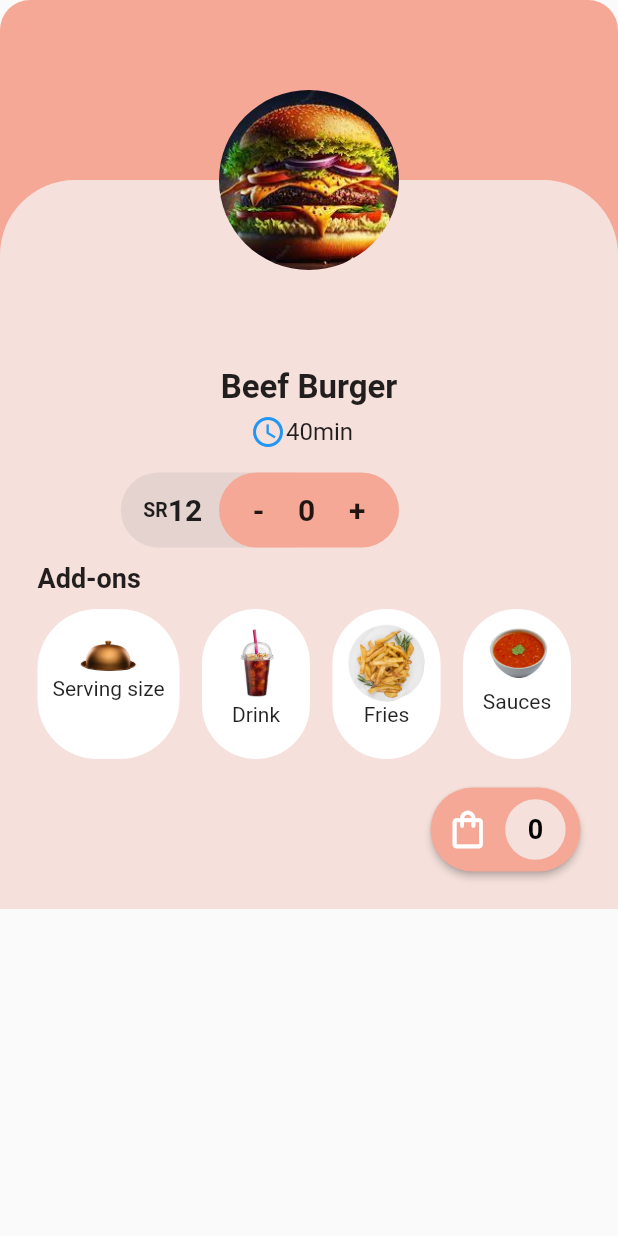
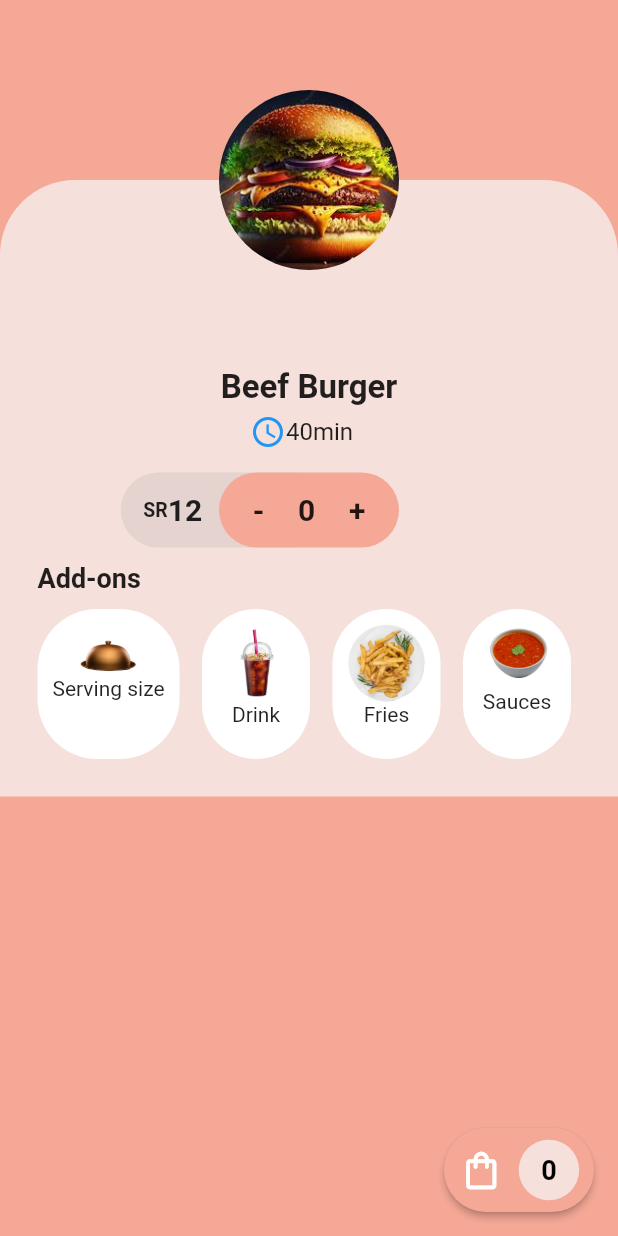
Before and after one commit to ED209Repo/AnyPick, a Flutter app: the FoodDetailPage screen opened directly with sample values from the repository, on a phone screen of 412 x 824 dp. Run offline on Flutter 3.47's test engine with Material 2 defaults, Android fonts, the phone set to English and light mode, and no system bars; our stand-ins replace card_swiper, cool_alert, country_picker, flutter_card_swiper, fluttertoast, google_fonts and 5 more; missing offline and left inert: fast_color_picker, flutterme_credit_card; accounts and stored records are empty; generated files the repository leaves out were written again.

Commit message:
Update
Menuscreen-profilescreen-productscreen

```diff
--- a/lib/Card_Swiper.dart
+++ b/lib/Card_Swiper.dart
@@ -247,7 +247,7 @@ class _ExampleCardState extends State<ExampleCard> {
                                 context: context,
                                 builder: (BuildContext context) {
                                   return Container(
-                                    height: MediaQuery.of(context).size.height * 0.9,
+                                    height: MediaQuery.of(context).size.height * 0.7,
                                     width: double.infinity,
                                     child: FoodDetailPage(food: Food.generateRecommendFoods()[0]),
                                   );
--- a/lib/ProductPage.dart
+++ b/lib/ProductPage.dart
@@ -97,7 +97,9 @@ class _FoodDetailPageState extends State<FoodDetailPage> {
         color: AppColors.themeColor,
         borderRadius: BorderRadius.only(topLeft: Radius.circular(20), topRight: Radius.circular(20)),
       ),
-      child: SingleChildScrollView(
+      child: Scaffold(
+        backgroundColor:  AppColors.themeColor,
+        body: SingleChildScrollView(
                 child: Column(
                   children: [
                     Container(
@@ -177,20 +179,6 @@ class _FoodDetailPageState extends State<FoodDetailPage> {
                                     style: const TextStyle(fontSize: 16),
                                   ),
                                   const SizedBox(width: 10),
-                                // GestureDetector(
-                                //   //onTap: incrementHeartCount,
-                                //   child: Row(
-                                //     children: [
-                                //       const Icon(
-                                //         Icons.favorite,
-                                //         color: Colors.red,
-                                //         size: 30,
-                                //       ),
-                                //       const SizedBox(width: 4),
-                                //       Text('$heartCount'),
-                                //     ],
-                                //   ),
-                                // ),
                                 ],
                               ),
                             ],
@@ -324,13 +312,13 @@ class _FoodDetailPageState extends State<FoodDetailPage> {
                               itemCount: widget.food.addons != null ? widget.food.addons!.length : 0,
                             ),
                           ),
-                        const SizedBox(
-                          height: 19,
+                        ],
                       ),
-                        Row(
-                          mainAxisAlignment: MainAxisAlignment.end,
-                          children: [
-                            Container(
+                    ),
+                  ],
+                ),
+              ),
+        floatingActionButton:                               Container(
           width: 100,
           height: 56,
           child: RawMaterialButton(
@@ -368,7 +356,7 @@ class _FoodDetailPageState extends State<FoodDetailPage> {
                     shape: BoxShape.circle,
                   ),
                   child: Text(
-                                        quantity.toString(),
+                   quantity!.toString(),
                     style: const TextStyle(
                       color: Colors.black,
                       fontSize: 18,
@@ -379,15 +367,7 @@ class _FoodDetailPageState extends State<FoodDetailPage> {
               ],
             ),
           ),
-                            ),
-                          ],
-                        ),
-                      ],
-                    ),
-                  ),
-
-                ],
-              ),
+        ) ,
       ),
     );
   }
--- a/lib/ProfileSetting.dart
+++ b/lib/ProfileSetting.dart
@@ -108,10 +108,12 @@ class _ProfileSettingsPageState extends State<ProfileSettingsPage> {
                           minRadius: 40.0,
                           // Use a conditional statement to check if a new image is available
                           // If so, use FileImage for the new image; otherwise, use currentProfilePhoto
-                          child: Image(image: pickedImage != null
+                          child: ClipOval(
+                           child: Image(image: pickedImage != null
                               ? FileImage(pickedImage!)
                               : currentProfilePhoto,
-                            fit: BoxFit.cover,),
+                            fit: BoxFit.cover),
+                          ),
                         ),
                       ),
                     ),
```
Also changed, not shown: lib/New_Menu_Page.dart (+16 -1 lines). Lines whose indentation alone changed are shown as unchanged.
